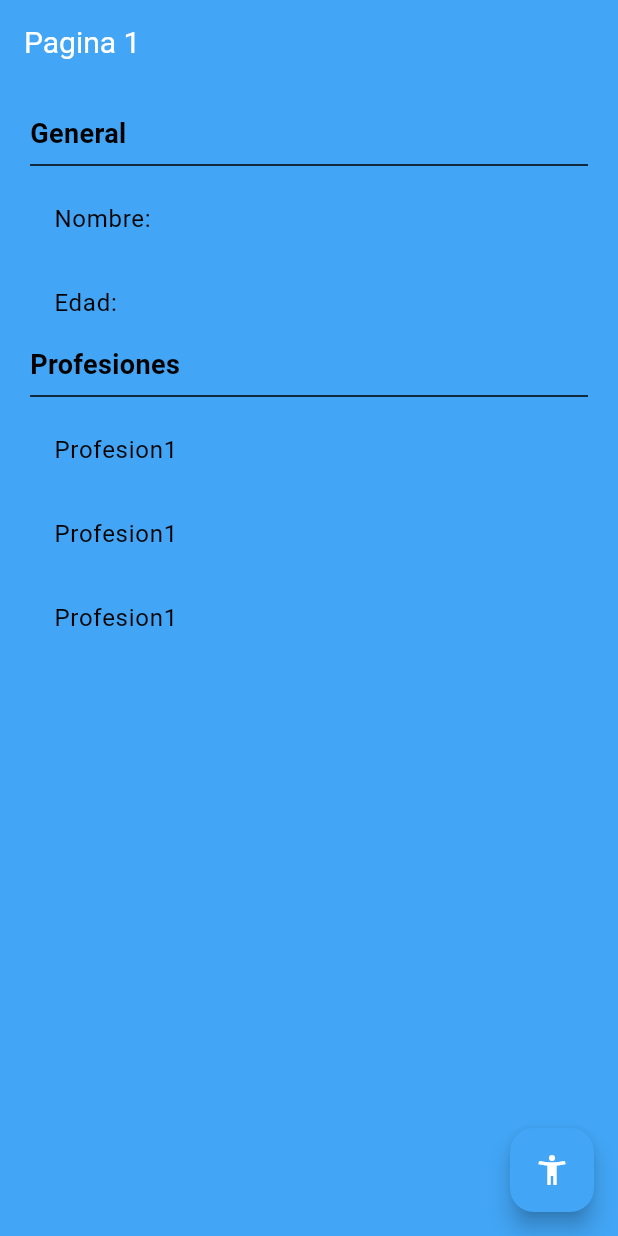
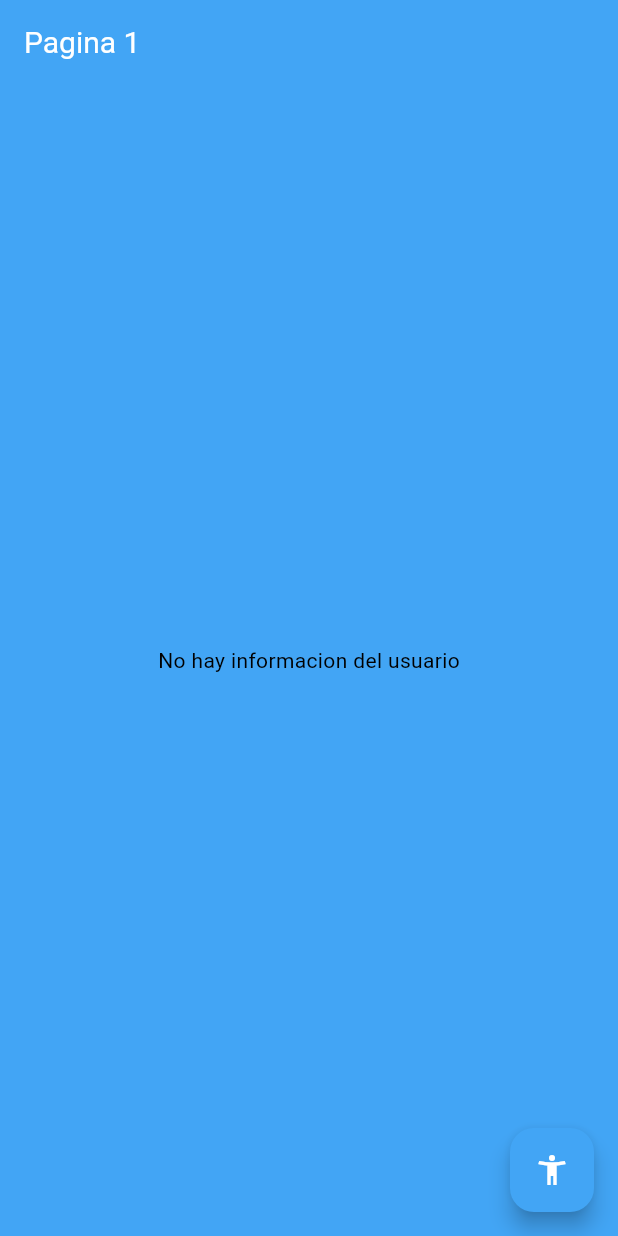
Before and after one commit to YAFB/estadosApp-practice, a Flutter app: the screen it shows after launch, on a phone screen of 412 x 824 dp. Run offline on Flutter 3.47's test engine with Material 3 defaults, Android fonts, the phone set to English and light mode, and no system bars; our stand-ins replace get.

Commit message:
Se sube terminado el ejemplo con getX

```diff
--- /dev/null
+++ b/lib/controllers/usuario_controller.dart
@@ -0,0 +1,33 @@
+import 'package:estados/models/usuario.dart';
+import 'package:get/get.dart';
+
+class UsuarioController extends GetxController {
+  RxBool existeUsuario = false.obs;
+  Rx<Usuario> user = Usuario().obs;
+
+  int get profesionesCount => user.value.profesiones!.length;
+
+  void cargarUsuario(Usuario usuario) {
+    existeUsuario.value = true;
+    user.value = usuario;
+  }
+
+  void cambiarEdad(int edad) {
+    user.update(
+      (val) {
+        val!.edad = edad;
+      },
+    );
+  }
+
+  void agregarProfesion(String profesion) {
+    user.update(
+      (val) {
+        val!.profesiones = [
+          ...val.profesiones!,
+          '$profesion ${profesionesCount + 1}'
+        ];
+      },
+    );
+  }
+}
--- a/lib/main.dart
+++ b/lib/main.dart
@@ -1,6 +1,7 @@
 import 'package:estados/pages/pagina1_page.dart';
 import 'package:estados/pages/pagina2_page.dart';
 import 'package:flutter/material.dart';
+import 'package:get/get.dart';
 
 void main() => runApp(const MyApp());
 
@@ -9,7 +10,7 @@ class MyApp extends StatelessWidget {
 
   @override
   Widget build(BuildContext context) {
-    return MaterialApp(
+    return GetMaterialApp(
       theme: ThemeData(
         colorScheme: ColorScheme.light(
           primary: Colors.blue[400]!,
@@ -21,18 +22,19 @@ class MyApp extends StatelessWidget {
           backgroundColor: Colors.blue[400],
           iconTheme: const IconThemeData(color: Colors.white),
           titleTextStyle: const TextStyle(color: Colors.white, fontSize: 20),
-          )
-          // iconTheme: IconThemeData(color: Colors.white),
-          // buttonTheme: ButtonThemeData(buttonColor: Colors.blue[400]),
-          // appBarTheme: AppBarTheme(backgroundColor: )
+        ),
       ),
       debugShowCheckedModeBanner: false,
       title: 'Material App',
       initialRoute: 'pagina1',
-      routes: {
-        'pagina1': (_) => const Pagina1Page(),
-        'pagina2': (_) => const Pagina2Page(),
-      },
+      // routes: {
+      //   'pagina1': (_) => const Pagina1Page(),
+      //   'pagina2': (_) => const Pagina2Page(),
+      // },
+      getPages: [
+        GetPage(name: '/pagina1', page: () => const Pagina1Page()),
+        GetPage(name: '/pagina2', page: () => const Pagina2Page()),
+      ],
     );
   }
 }
--- a/lib/pages/pagina1_page.dart
+++ b/lib/pages/pagina1_page.dart
@@ -1,10 +1,14 @@
+import 'package:estados/controllers/usuario_controller.dart';
+import 'package:estados/models/usuario.dart';
 import 'package:flutter/material.dart';
+import 'package:get/get.dart';
 
 class Pagina1Page extends StatelessWidget {
   const Pagina1Page({super.key});
 
   @override
   Widget build(BuildContext context) {
+    final usuarioCtrl = Get.put(UsuarioController());
     return Scaffold(
       appBar: AppBar(
         title: const Text(
@@ -12,18 +16,39 @@ class Pagina1Page extends StatelessWidget {
           // style: TextStyle(color: Colors.white),
         ),
       ),
-      body: const InformacionUsuario(),
+      body: Obx(
+        () => usuarioCtrl.existeUsuario.value
+            ? InformacionUsuario(usuario: usuarioCtrl.user.value)
+            : const NoInfo(),
+      ),
       floatingActionButton: FloatingActionButton(
-        onPressed: () => Navigator.of(context).pushNamed('pagina2'),
+        // onPressed: () => Navigator.of(context).pushNamed('pagina2'),
+        onPressed: () => Get.toNamed('pagina2', arguments: {
+          'nombre': 'Yardiel',
+          'edad': 26,
+        }),
         child: const Icon(Icons.accessibility_new),
       ),
     );
   }
 }
 
+class NoInfo extends StatelessWidget {
+  const NoInfo({super.key});
+
+  @override
+  Widget build(BuildContext context) {
+    return const Center(
+      child: Text('No hay informacion del usuario'),
+    );
+  }
+}
+
 class InformacionUsuario extends StatelessWidget {
+  final Usuario usuario;
   const InformacionUsuario({
     super.key,
+    required this.usuario,
   });
 
   @override
@@ -32,34 +57,30 @@ class InformacionUsuario extends StatelessWidget {
       padding: const EdgeInsets.all(20),
       width: double.infinity,
       height: double.infinity,
-      child: const Column(
+      child: Column(
         crossAxisAlignment: CrossAxisAlignment.start,
         children: [
-          Text(
+          const Text(
             'General',
             style: TextStyle(fontSize: 18, fontWeight: FontWeight.bold),
           ),
-          Divider(),
+          const Divider(),
           ListTile(
-            title: Text("Nombre: "),
+            title: Text("Nombre: ${usuario.nombre}"),
           ),
           ListTile(
-            title: Text("Edad: "),
+            title: Text("Edad: ${usuario.edad}"),
           ),
-          Text(
+          const Text(
             'Profesiones',
             style: TextStyle(fontSize: 18, fontWeight: FontWeight.bold),
           ),
-          Divider(),
-          ListTile(
-            title: Text("Profesion1"),
-          ),
-          ListTile(
-            title: Text("Profesion1"),
-          ),
-          ListTile(
-            title: Text("Profesion1"),
-          ),
+          const Divider(),
+          ...usuario.profesiones!.map(
+            (profesion) => ListTile(
+              title: Text(profesion),
+            ),
+          )
         ],
       ),
     );
```
Also changed, not shown: lib/pages/pagina2_page.dart (+30 -3 lines), pubspec.yaml (+4 -12 lines), pubspec.lock. Lines whose indentation alone changed are shown as unchanged.
